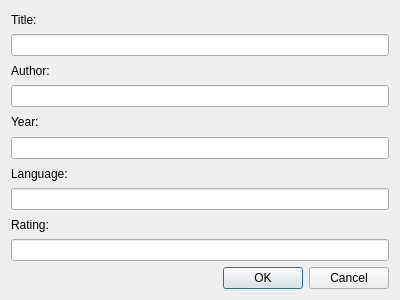
Old version of the form secdialogue.ui in the repository platohaDebil/BooksApp.
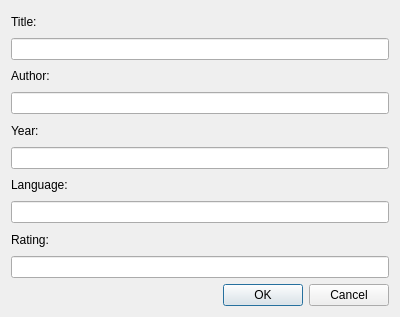
New version of the form.

What changed in the file:
```diff
--- a/secdialogue.ui
+++ b/secdialogue.ui
@@ -7,7 +7,7 @@
     <x>0</x>
     <y>0</y>
     <width>400</width>
-    <height>300</height>
+    <height>317</height>
    </rect>
   </property>
   <property name="windowTitle">
```
